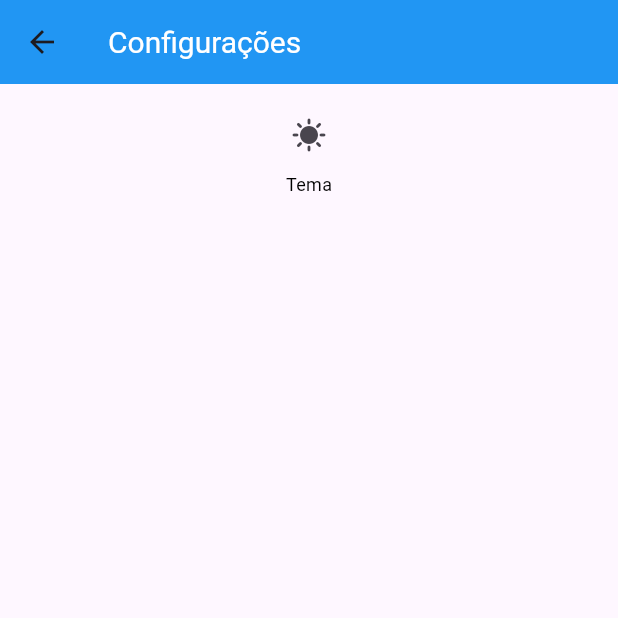
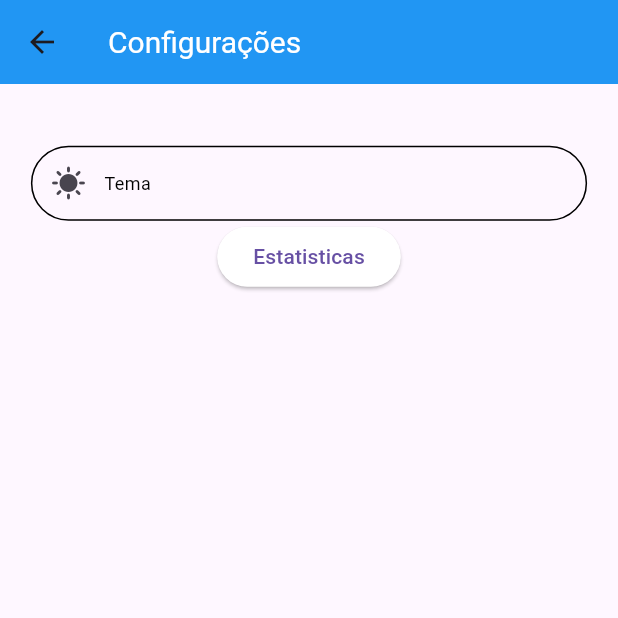
Before and after one commit to V1Q6/history.io, a Flutter app: the screen it shows after launch, after a tap on the "settings" icon, on a phone screen of 412 x 824 dp, the top half of it. Run offline on Flutter 3.47's test engine with Material 3 defaults, Android fonts, the phone set to English and light mode, and no system bars; our stand-ins replace cloud_firestore, firebase_core; accounts and stored records are empty.

Commit message:
pagina configurações parcialmente feita

```diff
--- a/lib/main.dart
+++ b/lib/main.dart
@@ -19,25 +19,8 @@ class MyApp extends StatelessWidget {
     return MaterialApp(
       title: 'Flutter Demo',
       debugShowCheckedModeBanner: false,
-      theme: ThemeData(
-        // This is the theme of your application.
-        //
-        // TRY THIS: Try running your application with "flutter run". You'll see
-        // the application has a purple toolbar. Then, without quitting the app,
-        // try changing the seedColor in the colorScheme below to Colors.green
-        // and then invoke "hot reload" (save your changes or press the "hot
-        // reload" button in a Flutter-supported IDE, or press "r" if you used
-        // the command line to start the app).
-        //
-        // Notice that the counter didn't reset back to zero; the application
-        // state is not lost during the reload. To reset the state, use hot
-        // restart instead.
-        //
-        // This works for code too, not just values: Most code changes can be
-        // tested with just a hot reload.
-        colorScheme: ColorScheme.fromSeed(seedColor: Colors.deepPurple),
-        useMaterial3: true,
-      ),
+      theme: ThemeData.light(),
+      darkTheme: ThemeData.dark(),
       home: Home(),
     );
   }
--- a/lib/paginas/configuracoes.dart
+++ b/lib/paginas/configuracoes.dart
@@ -1,3 +1,5 @@
+import 'package:aula/paginas/estatisticas.dart';
+import 'package:aula/widgets/botoes.dart';
 import 'package:flutter/material.dart';
 
 import '../widgets/meutexto.dart';
@@ -10,8 +12,13 @@ class Configuracoes extends StatefulWidget {
 }
 
 class _ConfiguracoesState extends State<Configuracoes> {
+
+
+
   @override
   Widget build(BuildContext context) {
+    final screenSize = MediaQuery.of(context).size;
+
     return Scaffold(
       appBar: AppBar(
         backgroundColor: Colors.blue,
@@ -22,19 +29,33 @@ class _ConfiguracoesState extends State<Configuracoes> {
         ),
       ),
       body: Container(
-        padding: EdgeInsets.fromLTRB(10, 10, 10, 10),
+        padding: EdgeInsets.only(left: screenSize.width*0.05, top: screenSize.height*0.05, right: screenSize.width*0.05),
         alignment: Alignment.center,
         child: Column(
           children: [
-            IconButton(onPressed: (){}, icon: Icon(Icons.sunny)),
-            MeuTexto(
-              texto: "Tema",
-              tamanhoFonte: 12
+            Container(
+              decoration: BoxDecoration(
+                border: Border.all(color: Colors.black),
+                borderRadius: BorderRadius.circular(50),
+              ),
+              child: Row(
+                children: [
+                  IconButton(onPressed: (){}, icon: Icon(Icons.sunny)),
+                  MeuTexto(
+                      texto: "Tema",
+                      tamanhoFonte: 12
+                  ),
+                ],
+              ),
             ),
-
+            Botoes("Estatisticas", onPressed: (){_toPage(context, Estatisticas());})
           ],
         ),
       ),
     );
   }
+
+  _toPage(context, page){
+    Navigator.push(context, MaterialPageRoute(builder: (BuildContext context){return page;}));
+  }
 }
--- a/lib/paginas/fatoDoDia.dart
+++ b/lib/paginas/fatoDoDia.dart
@@ -11,7 +11,8 @@ import '../widgets/botoes.dart';
 import '../widgets/meutexto.dart';
 
 class FatoDoDia extends StatefulWidget {
-  const FatoDoDia({super.key});
+
+  FatoDoDia({super.key});
 
   @override
   State<FatoDoDia> createState() => _FatoDoDiaState();
```
Also changed, not shown: lib/paginas/estatisticas.dart (+8 -1 lines), lib/paginas/home.dart (+9 -1 lines).
